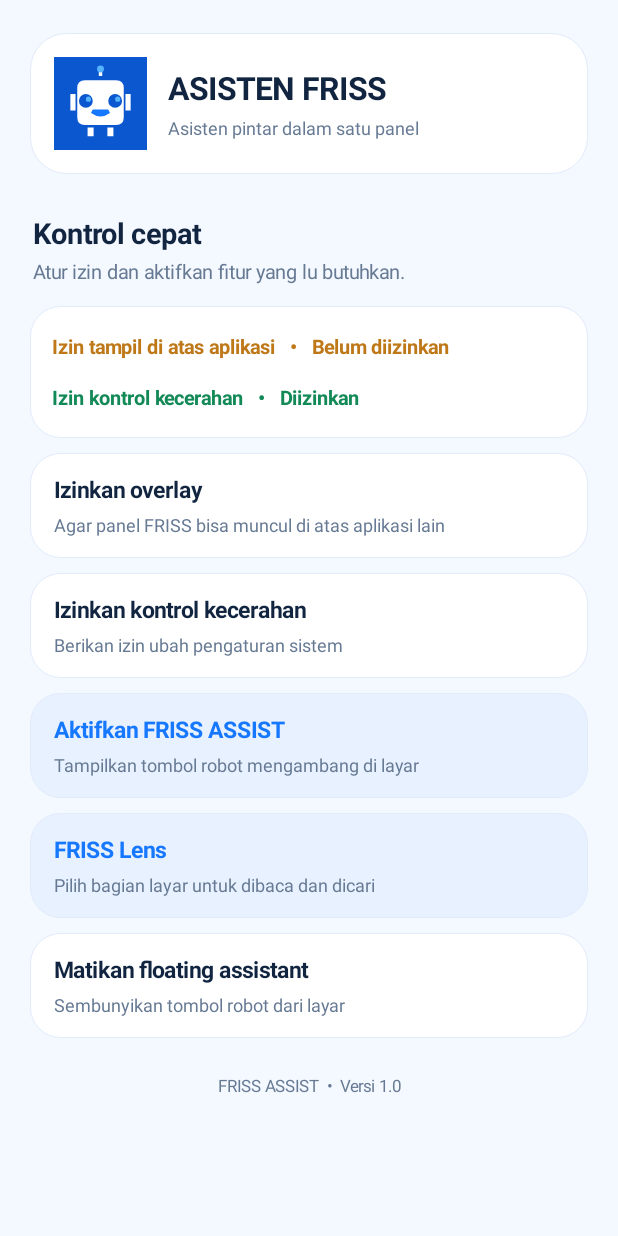
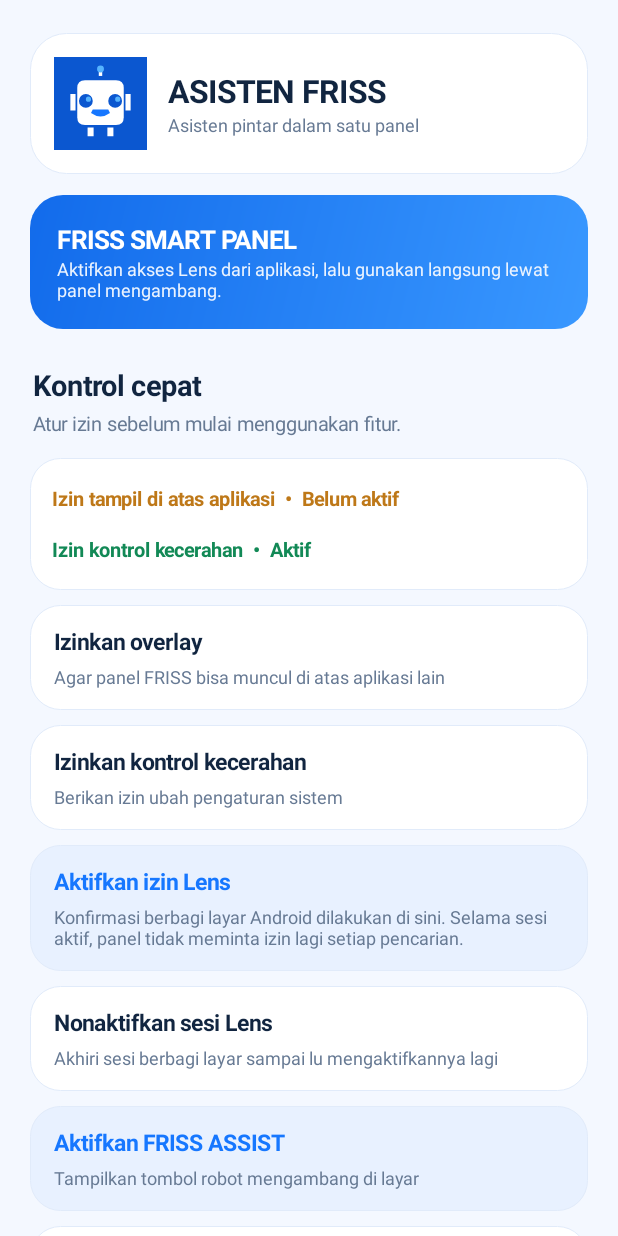
Before and after one commit to farisnesia1-coder/frisbotapk, an Android app: the screen it shows after launch (MainActivity), on a phone screen of 412 x 824 dp. Run offline under Robolectric (Android 15) with nearby library versions, the phone set to English and light mode, and no system bars; 1 statement that could not run was skipped.

Commit message:
Move Lens permission activation into FRISS ASSIST app

```diff
--- a/overrides/app/src/main/java/id/friss/assist/MainActivity.kt
+++ b/overrides/app/src/main/java/id/friss/assist/MainActivity.kt
@@ -1,5 +1,5 @@
 package id.friss.assist
-
+// Lens permission setup is intentionally hosted in the main app, not the floating panel.
 import android.app.Activity
 import android.content.Intent
 import android.net.Uri
@@ -15,130 +15,61 @@ import android.widget.LinearLayout
 import android.widget.ScrollView
 import android.widget.TextView
 import android.widget.Toast
+import android.media.projection.MediaProjectionManager
 
 class MainActivity : Activity() {
-    private val blue = Color.rgb(22, 119, 255)
-    private val ink = Color.rgb(17, 37, 64)
-    private val muted = Color.rgb(103, 122, 148)
-    private lateinit var content: LinearLayout
-
-    override fun onCreate(savedInstanceState: Bundle?) {
-        super.onCreate(savedInstanceState)
-        render()
-    }
-
-    override fun onResume() {
-        super.onResume()
-        if (::content.isInitialized) render()
-    }
-
-    private fun render() {
-        val page = LinearLayout(this).apply {
-            orientation = LinearLayout.VERTICAL
-            setPadding(dp(20), dp(22), dp(20), dp(28))
-            setBackgroundColor(Color.rgb(244, 248, 255))
-        }
-        val scroll = ScrollView(this).apply { isFillViewport = true; addView(page) }
-
-        val brand = LinearLayout(this).apply {
-            orientation = LinearLayout.HORIZONTAL
-            gravity = Gravity.CENTER_VERTICAL
-            setPadding(dp(16), dp(16), dp(16), dp(16))
-            background = rounded(Color.WHITE, 24, 0xFFE1EBFA.toInt())
-        }
-        brand.addView(ImageView(this).apply {
-            setImageResource(R.drawable.ic_friss_robot)
-            scaleType = ImageView.ScaleType.FIT_CENTER
-        }, LinearLayout.LayoutParams(dp(62), dp(62)))
-        val brandText = LinearLayout(this).apply {
-            orientation = LinearLayout.VERTICAL
-            setPadding(dp(14), 0, 0, 0)
-        }
-        brandText.addView(text("ASISTEN FRISS", 21f, ink, true))
-        brandText.addView(text("Asisten pintar dalam satu panel", 12f, muted, false).apply {
-            setPadding(0, dp(4), 0, 0)
-        })
-        brand.addView(brandText, LinearLayout.LayoutParams(0, -2, 1f))
-        page.addView(brand)
-
-        page.addView(text("Kontrol cepat", 19f, ink, true).apply {
-            setPadding(dp(2), dp(26), 0, dp(4))
-        })
-        page.addView(text("Atur izin dan aktifkan fitur yang lu butuhkan.", 13f, muted, false)
-            .apply { setPadding(dp(2), 0, 0, dp(14)) })
-
-        val statusCard = card()
-        statusCard.addView(statusRow("Izin tampil di atas aplikasi", Settings.canDrawOverlays(this)))
-        statusCard.addView(statusRow("Izin kontrol kecerahan", Settings.System.canWrite(this)))
-        page.addView(statusCard)
-
-        actionCard(page, "Izinkan overlay", "Agar panel FRISS bisa muncul di atas aplikasi lain") {
-            startActivity(Intent(Settings.ACTION_MANAGE_OVERLAY_PERMISSION, Uri.parse("package:$packageName")))
-        }
-        actionCard(page, "Izinkan kontrol kecerahan", "Berikan izin ubah pengaturan sistem") {
-            startActivity(Intent(Settings.ACTION_MANAGE_WRITE_SETTINGS, Uri.parse("package:$packageName")))
-        }
-        actionCard(page, "Aktifkan FRISS ASSIST", "Tampilkan tombol robot mengambang di layar", true) {
-            if (!Settings.canDrawOverlays(this)) {
-                Toast.makeText(this, "Izinkan overlay terlebih dahulu.", Toast.LENGTH_SHORT).show()
-                startActivity(Intent(Settings.ACTION_MANAGE_OVERLAY_PERMISSION, Uri.parse("package:$packageName")))
-            } else {
-                val service = Intent(this, FloatingAssistantService::class.java)
-                if (Build.VERSION.SDK_INT >= Build.VERSION_CODES.O) startForegroundService(service) else startService(service)
-                Toast.makeText(this, "FRISS ASSIST aktif.", Toast.LENGTH_SHORT).show()
-            }
-        }
-        actionCard(page, "FRISS Lens", "Pilih bagian layar untuk dibaca dan dicari", true) {
-            try { startActivity(Intent(this, LensCaptureActivity::class.java)) }
-            catch (e: Exception) { Toast.makeText(this, "FRISS Lens gagal dibuka: ${e.message}", Toast.LENGTH_LONG).show() }
-        }
-        actionCard(page, "Matikan floating assistant", "Sembunyikan tombol robot dari layar") {
-            stopService(Intent(this, FloatingAssistantService::class.java))
-            Toast.makeText(this, "FRISS ASSIST dimatikan.", Toast.LENGTH_SHORT).show()
-        }
-
-        page.addView(text("FRISS ASSIST  •  Versi 1.0", 11f, muted, false).apply {
-            gravity = Gravity.CENTER
-            setPadding(0, dp(24), 0, 0)
-        })
-        setContentView(scroll)
-    }
-
-    private fun card(): LinearLayout = LinearLayout(this).apply {
-        orientation = LinearLayout.VERTICAL
-        setPadding(dp(15), dp(10), dp(15), dp(10))
-        background = rounded(Color.WHITE, 20, 0xFFE1EBFA.toInt())
-    }
-
-    private fun statusRow(label: String, granted: Boolean) = text(
-        "$label   •   ${if (granted) "Diizinkan" else "Belum diizinkan"}",
-        13f, if (granted) Color.rgb(18, 137, 86) else Color.rgb(190, 120, 24), true
-    ).apply { setPadding(0, dp(8), 0, dp(8)) }
-
-    private fun actionCard(parent: LinearLayout, title: String, desc: String, primary: Boolean = false, action: () -> Unit) {
-        val item = LinearLayout(this).apply {
-            orientation = LinearLayout.VERTICAL
-            setPadding(dp(16), dp(14), dp(16), dp(14))
-            background = rounded(if (primary) Color.rgb(232, 241, 255) else Color.WHITE, 20, 0xFFE1EBFA.toInt())
-            isClickable = true
-            isFocusable = true
-            setOnClickListener { action() }
-        }
-        item.addView(text(title, 15f, if (primary) blue else ink, true))
-        item.addView(text(desc, 12f, muted, false).apply { setPadding(0, dp(5), 0, 0) })
-        parent.addView(item, LinearLayout.LayoutParams(-1, -2).apply { topMargin = dp(10) })
-    }
-
-    private fun text(value: String, size: Float, color: Int, bold: Boolean) = TextView(this).apply {
-        text = value
-        textSize = size
-        setTextColor(color)
-        if (bold) typeface = Typeface.DEFAULT_BOLD
-    }
-
-    private fun rounded(color: Int, radius: Int, stroke: Int) = GradientDrawable().apply {
-        setColor(color); cornerRadius = dp(radius).toFloat(); setStroke(dp(1), stroke)
-    }
-
-    private fun dp(value: Int) = (value * resources.displayMetrics.density).toInt()
+ private val blue=Color.rgb(22,119,255); private val ink=Color.rgb(17,37,64); private val muted=Color.rgb(103,122,148)
+ private lateinit var content:LinearLayout; private val projectionRequest=8201
+ override fun onCreate(savedInstanceState:Bundle?){super.onCreate(savedInstanceState);render()}
+ override fun onResume(){super.onResume();if(::content.isInitialized)render()}
+ private fun render(){
+  val page=LinearLayout(this).apply{orientation=1;setPadding(dp(20),dp(22),dp(20),dp(28));setBackgroundColor(Color.rgb(244,248,255))}
+  val scroll=ScrollView(this).apply{isFillViewport=true;addView(page)}
+  val brand=LinearLayout(this).apply{orientation=0;gravity=Gravity.CENTER_VERTICAL;setPadding(dp(16),dp(16),dp(16),dp(16));background=rounded(Color.WHITE,24,0xFFE1EBFA.toInt())}
+  brand.addView(ImageView(this).apply{setImageResource(R.drawable.ic_friss_robot);scaleType=ImageView.ScaleType.FIT_CENTER},LinearLayout.LayoutParams(dp(62),dp(62)))
+  val bt=LinearLayout(this).apply{orientation=1;setPadding(dp(14),0,0,0)}
+  bt.addView(txt("ASISTEN FRISS",21f,ink,true));bt.addView(txt("Asisten pintar dalam satu panel",12f,muted,false))
+  brand.addView(bt,LinearLayout.LayoutParams(0,-2,1f));page.addView(brand)
+  val hero=LinearLayout(this).apply{orientation=1;setPadding(dp(18),dp(18),dp(18),dp(18));background=GradientDrawable(GradientDrawable.Orientation.TL_BR,intArrayOf(0xFF126BEB.toInt(),0xFF3998FF.toInt())).apply{cornerRadius=dp(22).toFloat()}}
+  hero.addView(txt("FRISS SMART PANEL",17f,Color.WHITE,true))
+  hero.addView(txt("Aktifkan akses Lens dari aplikasi, lalu gunakan langsung lewat panel mengambang.",12f,0xFFEAF3FF.toInt(),false))
+  page.addView(hero,LinearLayout.LayoutParams(-1,-2).apply{topMargin=dp(14)})
+  page.addView(txt("Kontrol cepat",19f,ink,true).apply{setPadding(dp(2),dp(24),0,dp(4))})
+  page.addView(txt("Atur izin sebelum mulai menggunakan fitur.",13f,muted,false).apply{setPadding(dp(2),0,0,dp(14))})
+  val status=card()
+  status.addView(statusRow("Izin tampil di atas aplikasi",Settings.canDrawOverlays(this)))
+  status.addView(statusRow("Izin kontrol kecerahan",Settings.System.canWrite(this)))
+  status.addView(statusRow("Sesi Lens aktif",LensCaptureService.isActive));page.addView(status)
+  action(page,"Izinkan overlay","Agar panel FRISS bisa muncul di atas aplikasi lain"){startActivity(Intent(Settings.ACTION_MANAGE_OVERLAY_PERMISSION,Uri.parse("package:$packageName")))}
+  action(page,"Izinkan kontrol kecerahan","Berikan izin ubah pengaturan sistem"){startActivity(Intent(Settings.ACTION_MANAGE_WRITE_SETTINGS,Uri.parse("package:$packageName")))}
+  action(page,"Aktifkan izin Lens","Konfirmasi berbagi layar Android dilakukan di sini. Selama sesi aktif, panel tidak meminta izin lagi setiap pencarian.",true){
+   val mgr=getSystemService(MEDIA_PROJECTION_SERVICE) as MediaProjectionManager
+   @Suppress("DEPRECATION") startActivityForResult(mgr.createScreenCaptureIntent(),projectionRequest)
+  }
+  action(page,"Nonaktifkan sesi Lens","Akhiri sesi berbagi layar sampai lu mengaktifkannya lagi"){
+   stopService(Intent(this,LensCaptureService::class.java));LensCaptureService.isActive=false;render()
+   Toast.makeText(this,"Sesi Lens dihentikan.",Toast.LENGTH_SHORT).show()
+  }
+  action(page,"Aktifkan FRISS ASSIST","Tampilkan tombol robot mengambang di layar",true){
+   if(!Settings.canDrawOverlays(this)){Toast.makeText(this,"Izinkan overlay terlebih dahulu.",Toast.LENGTH_SHORT).show();startActivity(Intent(Settings.ACTION_MANAGE_OVERLAY_PERMISSION,Uri.parse("package:$packageName")))}
+   else{val s=Intent(this,FloatingAssistantService::class.java);if(Build.VERSION.SDK_INT>=26)startForegroundService(s) else startService(s);Toast.makeText(this,"FRISS ASSIST aktif.",Toast.LENGTH_SHORT).show()}
+  }
+  action(page,"Matikan floating assistant","Sembunyikan tombol robot dari layar"){stopService(Intent(this,FloatingAssistantService::class.java))}
+  page.addView(txt("FRISS ASSIST  •  Versi 1.1",11f,muted,false).apply{gravity=Gravity.CENTER;setPadding(0,dp(24),0,0)})
+  content=page;setContentView(scroll)
+ }
+ @Deprecated("Deprecated API retained for compatibility")
+ override fun onActivityResult(requestCode:Int,resultCode:Int,data:Intent?){super.onActivityResult(requestCode,resultCode,data);if(requestCode!=projectionRequest)return
+  if(resultCode!=RESULT_OK||data==null){Toast.makeText(this,"Izin Lens belum diaktifkan.",Toast.LENGTH_SHORT).show();return}
+  val s=Intent(this,LensCaptureService::class.java).apply{action=LensCaptureService.ACTION_START;putExtra(LensCaptureService.EXTRA_RESULT_CODE,resultCode);putExtra(LensCaptureService.EXTRA_RESULT_DATA,data)}
+  if(Build.VERSION.SDK_INT>=26)startForegroundService(s) else startService(s)
+  Toast.makeText(this,"Izin Lens aktif. Tombol Google Lens di panel siap digunakan.",Toast.LENGTH_LONG).show();render()
+ }
+ private fun card()=LinearLayout(this).apply{orientation=1;setPadding(dp(15),dp(10),dp(15),dp(10));background=rounded(Color.WHITE,20,0xFFE1EBFA.toInt())}
+ private fun statusRow(s:String,ok:Boolean)=txt("$s  •  ${if(ok)"Aktif" else "Belum aktif"}",13f,if(ok)Color.rgb(18,137,86) else Color.rgb(190,120,24),true).apply{setPadding(0,dp(8),0,dp(8))}
+ private fun action(p:LinearLayout,t:String,d:String,primary:Boolean=false,fn:()->Unit){val v=LinearLayout(this).apply{orientation=1;setPadding(dp(16),dp(14),dp(16),dp(14));background=rounded(if(primary)Color.rgb(232,241,255) else Color.WHITE,20,0xFFE1EBFA.toInt());isClickable=true;isFocusable=true;setOnClickListener{fn()}}
+  v.addView(txt(t,15f,if(primary)blue else ink,true));v.addView(txt(d,12f,muted,false).apply{setPadding(0,dp(5),0,0)});p.addView(v,LinearLayout.LayoutParams(-1,-2).apply{topMargin=dp(10)})}
+ private fun txt(s:String,z:Float,c:Int,b:Boolean)=TextView(this).apply{text=s;textSize=z;setTextColor(c);if(b)typeface=Typeface.DEFAULT_BOLD}
+ private fun rounded(c:Int,r:Int,s:Int)=GradientDrawable().apply{setColor(c);cornerRadius=dp(r).toFloat();setStroke(dp(1),s)}
+ private fun dp(v:Int)=(v*resources.displayMetrics.density).toInt()
 }
```
